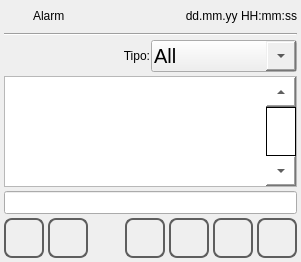
Above: qt_library/ATCMalarms/alarms.ui from MECTsrl/mect_plugins before the change. Below: the same form after it.
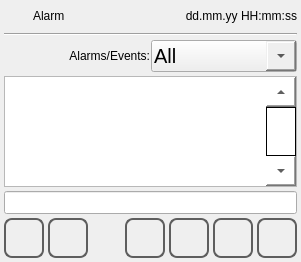
That is the form after the change. Icons and pictures are not drawn.

Commit message: use English labels

```diff
--- a/qt_library/ATCMalarms/alarms.ui
+++ b/qt_library/ATCMalarms/alarms.ui
@@ -130,7 +130,7 @@
         <enum>Qt::NoFocus</enum>
        </property>
        <property name="text">
-        <string>Tipo:</string>
+        <string>Alarms/Events:</string>
        </property>
        <property name="alignment">
         <set>Qt::AlignRight|Qt::AlignTrailing|Qt::AlignVCenter</set>
```
